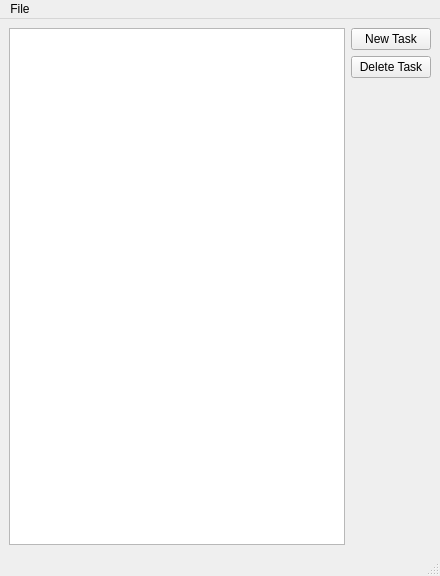
Before: the Qt Designer form source/src/ui/task/project_view.ui in RosettaCommons/rosetta, drawn with Qt 5.
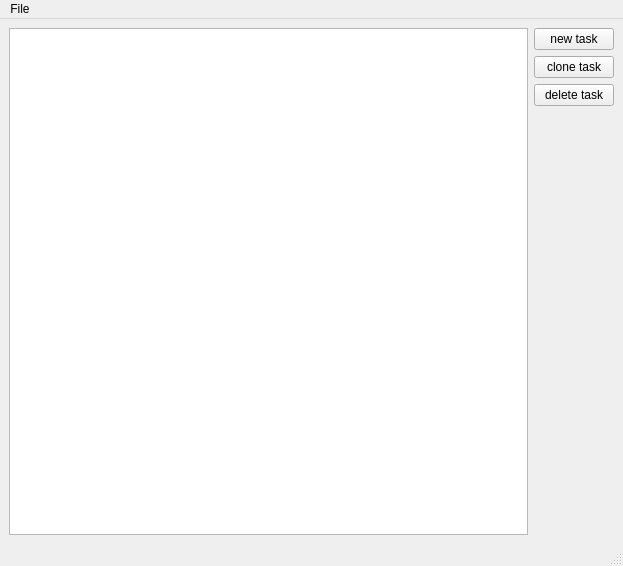
After: the same form once the commit is applied.

Patch:
```diff
--- a/source/src/ui/task/project_view.ui
+++ b/source/src/ui/task/project_view.ui
@@ -6,8 +6,8 @@
    <rect>
     <x>0</x>
     <y>0</y>
-    <width>440</width>
-    <height>576</height>
+    <width>623</width>
+    <height>566</height>
    </rect>
   </property>
   <property name="windowTitle">
@@ -45,14 +45,21 @@
       <item>
        <widget class="QPushButton" name="new_task">
         <property name="text">
-         <string>New Task</string>
+         <string>new task</string>
+        </property>
+       </widget>
+      </item>
+      <item>
+       <widget class="QPushButton" name="clone_task">
+        <property name="text">
+         <string>clone task</string>
         </property>
        </widget>
       </item>
       <item>
        <widget class="QPushButton" name="delete_task">
         <property name="text">
-         <string>Delete Task</string>
+         <string>delete task</string>
         </property>
        </widget>
       </item>
@@ -78,7 +85,7 @@
     <rect>
      <x>0</x>
      <y>0</y>
-     <width>440</width>
+     <width>623</width>
      <height>22</height>
     </rect>
    </property>
```
